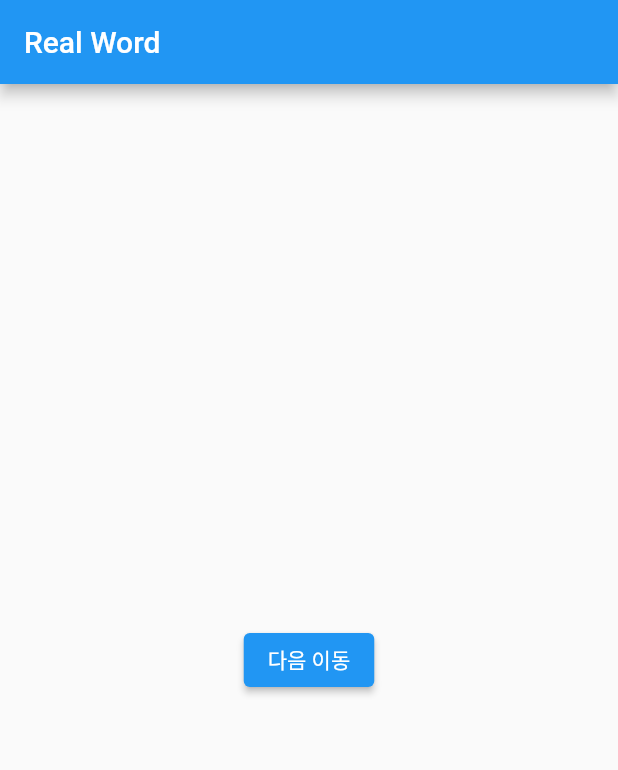
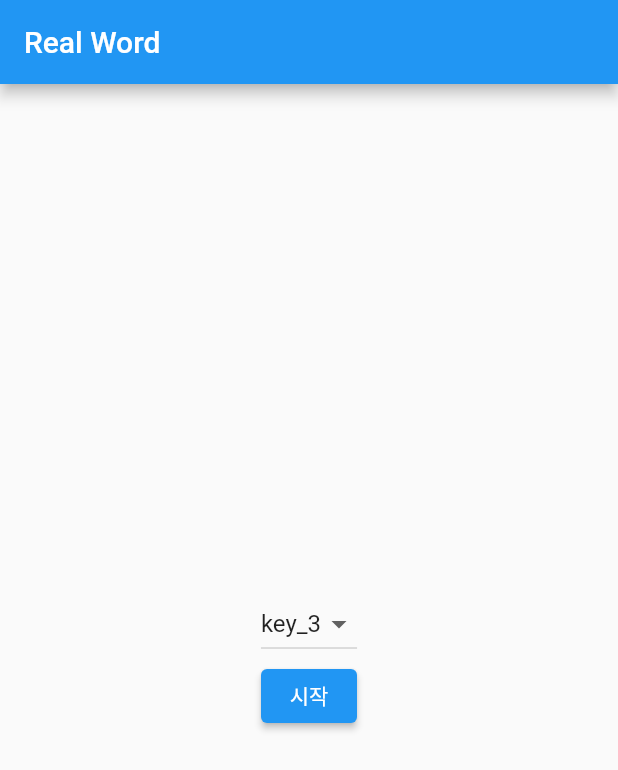
Before and after one commit to Dolphin-PC/real_word, a Flutter app: the screen it shows after launch, on a phone screen of 412 x 824 dp. Shown: the top 770 px of the screen. Run offline on Flutter 3.47's test engine with Material 2 defaults, Android fonts, the phone set to English and light mode, and no system bars; project files that could hold a hidden picture were left out.

Commit message:
- 페이지 간 파라미터(args) 전달

```diff
--- a/lib/main.dart
+++ b/lib/main.dart
@@ -11,21 +11,6 @@ void main() {
 class MyApp extends StatelessWidget {
   const MyApp({Key? key}) : super(key: key);
 
-  // This widget is the root of your application.
-  @override
-  Widget _build(BuildContext context) {
-    return MaterialApp(
-      title: 'Real Word',
-      theme: ThemeData(
-        primarySwatch: Colors.blue,
-      ),
-      home: ChangeNotifierProvider(
-        create: (_) => WordProvider(),
-        child: IndexPage(),
-      ),
-    );
-  }
-
   @override
   Widget build(BuildContext context) {
     return ChangeNotifierProvider(
@@ -37,8 +22,8 @@ class MyApp extends StatelessWidget {
           ),
           initialRoute: '/',
           routes: {
-            '/': (context) => IndexPage(),
-            '/home': (context) => MyHomePage(),
+            IndexPage.routeName: (context) => const IndexPage(),
+            MyHomePage.routeName: (context) => const MyHomePage(),
           },
         ));
   }
--- a/lib/page/IndexPage.dart
+++ b/lib/page/IndexPage.dart
@@ -1,23 +1,57 @@
 import 'package:flutter/material.dart';
+import 'package:real_word/page/MyHomePage.dart';
 import 'package:real_word/widget/WrapScaffold.dart';
 
 class IndexPage extends StatefulWidget {
   const IndexPage({Key? key}) : super(key: key);
+
+  static const routeName = '/';
 
   @override
   State<IndexPage> createState() => _IndexPageState();
 }
 
 class _IndexPageState extends State<IndexPage> {
+  List<String> wordKeyList = ['key_3', 'key_4', 'key_5'];
+  late String wordKeyValue;
+
+  @override
+  void initState() {
+    wordKeyValue = wordKeyList.first;
+  }
+
   @override
   Widget build(BuildContext context) {
     return WrapScaffold(
       body: Center(
-        child: ElevatedButton(
-          child: Text('다음 이동'),
-          onPressed: () {
-            Navigator.pushNamed(context, '/home');
-          },
+        child: Column(
+          mainAxisAlignment: MainAxisAlignment.center,
+          children: [
+            DropdownButton<String>(
+              value: wordKeyValue,
+              items: wordKeyList.map<DropdownMenuItem<String>>((String value) {
+                return DropdownMenuItem<String>(
+                  value: value,
+                  child: Text(value),
+                );
+              }).toList(),
+              onChanged: (String? value) {
+                setState(() {
+                  wordKeyValue = value!;
+                });
+              },
+            ),
+            ElevatedButton(
+              child: Text('시작'),
+              onPressed: () {
+                Navigator.pushNamed(
+                  context,
+                  MyHomePage.routeName,
+                  arguments: {'wordKey': wordKeyValue},
+                );
+              },
+            ),
+          ],
         ),
       ),
     );
```
Also changed, not shown: lib/page/MyHomePage.dart (+12 -5 lines), pubspec.lock.
